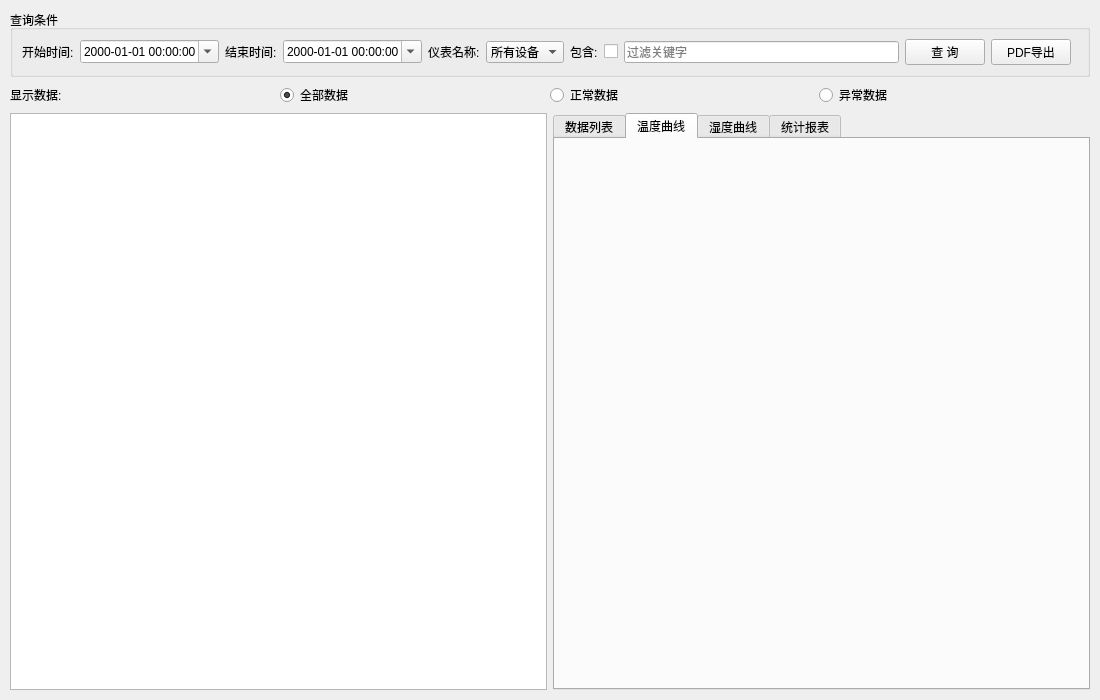
Old version of the form ui/dataquerywidget.ui in the repository 1034569185/1034569185.
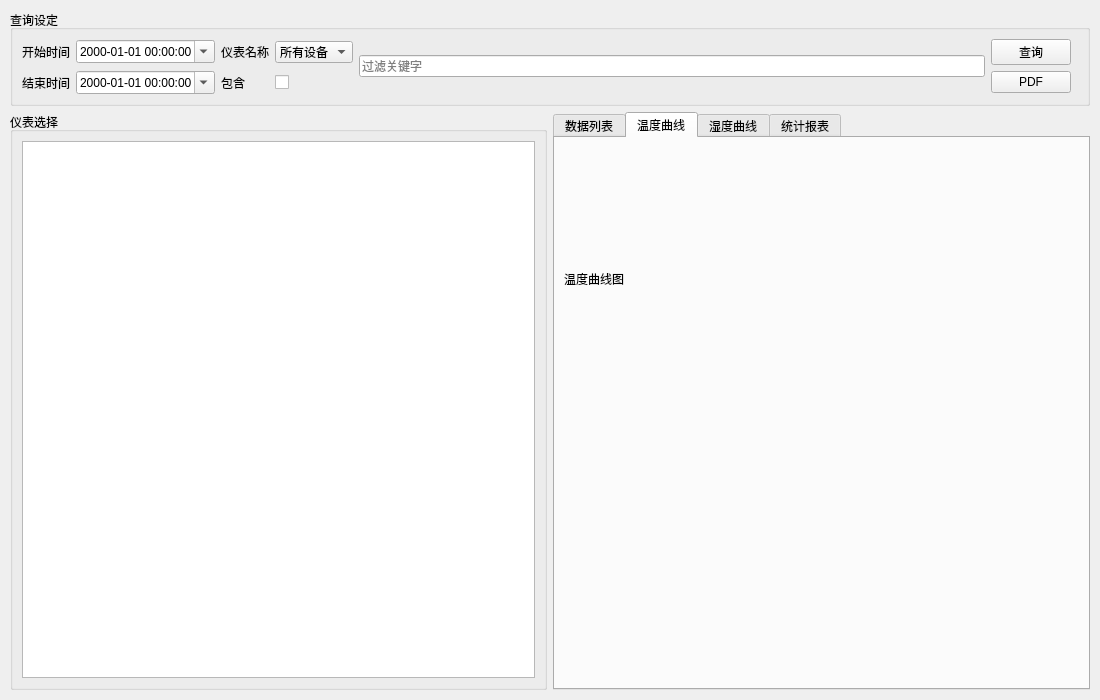
New version of the form. The open tabs and pages were chosen to show the change.

Commit message:
Group alarm tree by area and align data query list/curve UI layout
Agent-Logs-Url: https://github.com/1034569185/1034569185/sessions/63badc28-f098-4da5-81dc-b2265531fd92

The edit to the form file:
```diff
--- a/ui/dataquerywidget.ui
+++ b/ui/dataquerywidget.ui
@@ -30,17 +30,17 @@
     <!-- 查询条件区 -->
     <widget class="QGroupBox" name="queryGroupBox">
      <property name="title">
-      <string>查询条件</string>
+      <string>查询设定</string>
      </property>
-     <layout class="QHBoxLayout" name="queryLayout">
-      <item>
+     <layout class="QGridLayout" name="queryLayout">
+      <item row="0" column="0">
        <widget class="QLabel" name="lblStartTime">
         <property name="text">
-         <string>开始时间:</string>
+         <string>开始时间</string>
         </property>
        </widget>
       </item>
-      <item>
+      <item row="0" column="1">
        <widget class="QDateTimeEdit" name="dtStartTime">
         <property name="displayFormat">
          <string>yyyy-MM-dd HH:mm:ss</string>
@@ -53,14 +53,14 @@
         </property>
        </widget>
       </item>
-      <item>
+      <item row="1" column="0">
        <widget class="QLabel" name="lblEndTime">
         <property name="text">
-         <string>结束时间:</string>
+         <string>结束时间</string>
         </property>
        </widget>
       </item>
-      <item>
+      <item row="1" column="1">
        <widget class="QDateTimeEdit" name="dtEndTime">
         <property name="displayFormat">
          <string>yyyy-MM-dd HH:mm:ss</string>
@@ -73,14 +73,14 @@
         </property>
        </widget>
       </item>
-      <item>
+      <item row="0" column="2">
        <widget class="QLabel" name="lblDevice">
         <property name="text">
-         <string>仪表名称:</string>
+         <string>仪表名称</string>
         </property>
        </widget>
       </item>
-      <item>
+      <item row="0" column="3">
        <widget class="QComboBox" name="cmbDevice">
         <property name="minimumWidth">
          <number>150</number>
@@ -92,21 +92,21 @@
         </item>
        </widget>
       </item>
-      <item>
+      <item row="1" column="2">
        <widget class="QLabel" name="lblFilter">
         <property name="text">
-         <string>包含:</string>
+         <string>包含</string>
         </property>
        </widget>
       </item>
-      <item>
+      <item row="1" column="3">
        <widget class="QCheckBox" name="chkFilter">
         <property name="text">
          <string/>
         </property>
        </widget>
       </item>
-      <item>
+      <item row="0" column="4" rowspan="2">
        <widget class="QLineEdit" name="txtFilter">
         <property name="placeholderText">
          <string>过滤关键字</string>
@@ -116,21 +116,21 @@
         </property>
        </widget>
       </item>
-      <item>
+      <item row="0" column="5">
        <widget class="QPushButton" name="btnQuery">
         <property name="text">
-         <string>查 询</string>
+         <string>查询</string>
         </property>
        </widget>
       </item>
-      <item>
+      <item row="1" column="5">
        <widget class="QPushButton" name="btnExportPDF">
         <property name="text">
-         <string>PDF导出</string>
+         <string>PDF</string>
         </property>
        </widget>
       </item>
-      <item>
+      <item row="0" column="6" rowspan="2">
        <spacer name="querySpacer">
         <property name="orientation">
          <enum>Qt::Horizontal</enum>
@@ -141,7 +141,40 @@
     </widget>
    </item>
    <item>
-    <!-- 数据类型选择 -->
+    <layout class="QHBoxLayout" name="contentLayout">
+     <item>
+      <widget class="QGroupBox" name="deviceTreeGroupBox">
+       <property name="title">
+        <string>仪表选择</string>
+       </property>
+       <property name="minimumWidth">
+        <number>220</number>
+       </property>
+       <property name="maximumWidth">
+        <number>240</number>
+       </property>
+       <layout class="QVBoxLayout" name="verticalLayout_2">
+        <item>
+         <widget class="QTreeWidget" name="treeDevices">
+          <property name="columnCount">
+           <number>1</number>
+          </property>
+          <property name="headerHidden">
+           <bool>true</bool>
+          </property>
+         </widget>
+        </item>
+       </layout>
+      </widget>
+     </item>
+     <item>
+      <widget class="QTabWidget" name="tabWidget">
+       <widget class="QWidget" name="tabList">
+        <attribute name="title">
+         <string>数据列表</string>
+        </attribute>
+        <layout class="QVBoxLayout" name="tabListLayout">
+         <item>
     <layout class="QHBoxLayout" name="dataTypeLayout">
      <item>
       <widget class="QLabel" name="lblDataType">
@@ -184,28 +217,6 @@
     </layout>
    </item>
    <item>
-    <!-- 主内容区：左侧设备树 + 右侧数据 -->
-    <layout class="QHBoxLayout" name="contentLayout">
-     <item>
-      <!-- 左侧设备列表 -->
-      <widget class="QListWidget" name="lstDevices">
-       <property name="maximumWidth">
-        <number>180</number>
-       </property>
-       <property name="minimumWidth">
-        <number>150</number>
-       </property>
-      </widget>
-     </item>
-     <item>
-      <!-- 右侧选项卡（列表/曲线/统计） -->
-      <widget class="QTabWidget" name="tabWidget">
-       <widget class="QWidget" name="tabList">
-        <attribute name="title">
-         <string>数据列表</string>
-        </attribute>
-        <layout class="QVBoxLayout" name="tabListLayout">
-         <item>
           <widget class="QTableWidget" name="tableData">
            <property name="columnCount">
             <number>7</number>
@@ -257,6 +268,24 @@
          <string>温度曲线</string>
         </attribute>
         <layout class="QVBoxLayout" name="tempChartLayout">
+        <item>
+         <layout class="QHBoxLayout" name="dataTypeLayout_2">
+          <item>
+           <widget class="QLabel" name="lblTempHint">
+            <property name="text">
+             <string>温度曲线图</string>
+            </property>
+           </widget>
+          </item>
+          <item>
+           <spacer name="horizontalSpacer_2">
+            <property name="orientation">
+             <enum>Qt::Horizontal</enum>
+            </property>
+           </spacer>
+          </item>
+         </layout>
+        </item>
          <item>
           <widget class="QWidget" name="tempChartView" native="true">
            <!-- Qt Charts view will be inserted here programmatically -->
```
Left out of the diff: 19 changed lines with no effect on the pictures. Lines whose indentation alone changed are shown as unchanged. The commit also changes 4 other files.
